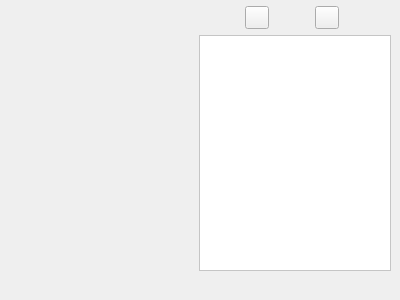
The window that mainwindow.ui (xandroalmeida/CamViewer) describes before a commit, drawn with Qt 5.
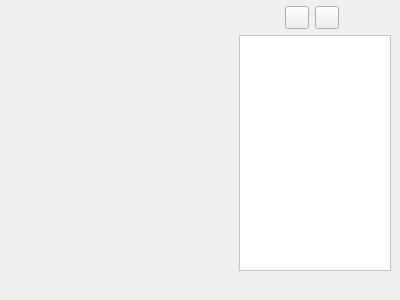
The same window after the commit. Icons and pictures are not drawn.

```diff
--- a/mainwindow.ui
+++ b/mainwindow.ui
@@ -95,22 +95,6 @@
           </property>
          </widget>
         </item>
-        <item>
-         <spacer name="horizontalSpacer">
-          <property name="orientation">
-           <enum>Qt::Horizontal</enum>
-          </property>
-          <property name="sizeType">
-           <enum>QSizePolicy::Minimum</enum>
-          </property>
-          <property name="sizeHint" stdset="0">
-           <size>
-            <width>40</width>
-            <height>20</height>
-           </size>
-          </property>
-         </spacer>
-        </item>
         <item>
          <widget class="QToolButton" name="toolButton_3">
           <property name="text">
@@ -151,7 +135,7 @@
         </property>
         <property name="minimumSize">
          <size>
-          <width>150</width>
+          <width>75</width>
           <height>0</height>
          </size>
         </property>
@@ -228,13 +212,16 @@
         <property name="widgetResizable">
          <bool>true</bool>
         </property>
+        <property name="alignment">
+         <set>Qt::AlignHCenter|Qt::AlignTop</set>
+        </property>
         <widget class="QWidget" name="camViewerDockWidget">
          <property name="geometry">
           <rect>
            <x>0</x>
            <y>0</y>
-           <width>171</width>
-           <height>224</height>
+           <width>127</width>
+           <height>220</height>
           </rect>
          </property>
          <layout class="QVBoxLayout" name="camViewerDockLayout"/>
```
